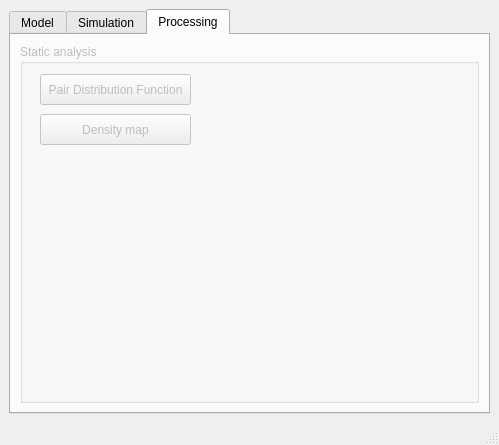
This is moldyn/ui/qt/mainwindow.ui in open-moldyn/moldyn as Qt 5 draws it before an edit. The edited form follows.
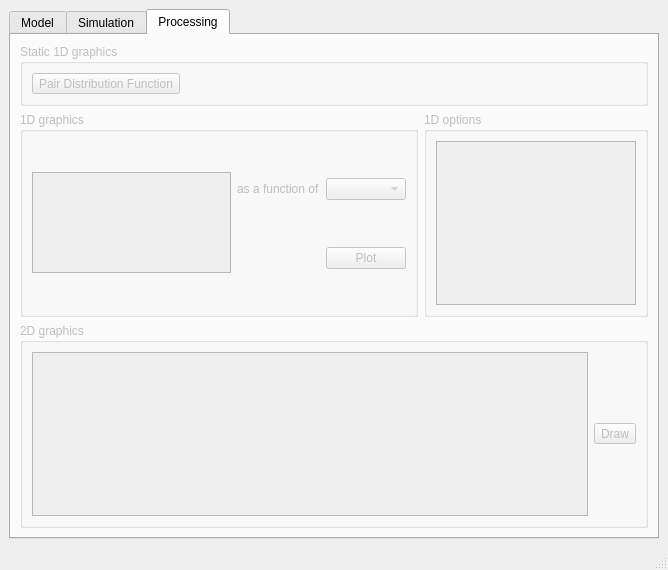
This is the edited form. The open tabs and pages were chosen to show the change.

Commit message: Sécurisation (faible) d'entrées dans l'UI

Patch:
```diff
--- a/moldyn/ui/qt/mainwindow.ui
+++ b/moldyn/ui/qt/mainwindow.ui
@@ -6,16 +6,16 @@
    <rect>
     <x>0</x>
     <y>0</y>
-    <width>499</width>
-    <height>445</height>
+    <width>668</width>
+    <height>570</height>
    </rect>
   </property>
   <property name="windowTitle">
    <string notr="true">OpenMoldyn</string>
   </property>
   <widget class="QWidget" name="centralwidget">
-   <layout class="QGridLayout" name="gridLayout">
-    <item row="0" column="1">
+   <layout class="QHBoxLayout" name="horizontalLayout_2">
+    <item>
      <widget class="QTabWidget" name="tabWidget">
       <property name="currentIndex">
        <number>0</number>
@@ -185,38 +185,81 @@
        <attribute name="title">
         <string>Processing</string>
        </attribute>
-       <layout class="QVBoxLayout" name="verticalLayout">
-        <item>
+       <layout class="QGridLayout" name="gridLayout_5">
+        <item row="1" column="0">
+         <widget class="QGroupBox" name="groupBox1d">
+          <property name="title">
+           <string>1D graphics</string>
+          </property>
+          <layout class="QGridLayout" name="gridLayout">
+           <item row="0" column="1">
+            <widget class="QLabel" name="label">
+             <property name="text">
+              <string>as a function of</string>
+             </property>
+            </widget>
+           </item>
+           <item row="0" column="2">
+            <widget class="QComboBox" name="lineComboW"/>
+           </item>
+           <item row="1" column="2">
+            <widget class="QPushButton" name="pushButton">
+             <property name="text">
+              <string>Plot</string>
+             </property>
+            </widget>
+           </item>
+           <item row="0" column="0" rowspan="2">
+            <widget class="QListWidget" name="lineListW"/>
+           </item>
+          </layout>
+         </widget>
+        </item>
+        <item row="1" column="1">
          <widget class="QGroupBox" name="groupBox_2">
           <property name="title">
-           <string>Static analysis</string>
+           <string>1D options</string>
           </property>
-          <widget class="QToolButton" name="PDFButton">
-           <property name="geometry">
-            <rect>
-             <x>20</x>
-             <y>30</y>
-             <width>151</width>
-             <height>31</height>
-            </rect>
-           </property>
-           <property name="text">
-            <string>Pair Distribution Function</string>
-           </property>
-          </widget>
-          <widget class="QToolButton" name="densityMapButton">
-           <property name="geometry">
-            <rect>
-             <x>20</x>
-             <y>70</y>
-             <width>151</width>
-             <height>31</height>
-            </rect>
-           </property>
-           <property name="text">
-            <string>Density map</string>
-           </property>
-          </widget>
+          <layout class="QHBoxLayout" name="horizontalLayout_4">
+           <item>
+            <widget class="QListWidget" name="listWidget"/>
+           </item>
+          </layout>
+         </widget>
+        </item>
+        <item row="0" column="0" colspan="2">
+         <widget class="QGroupBox" name="groupBox1d_stat">
+          <property name="title">
+           <string>Static 1D graphics</string>
+          </property>
+          <layout class="QFormLayout" name="formLayout_2">
+           <item row="0" column="0">
+            <widget class="QToolButton" name="PDFButton">
+             <property name="text">
+              <string>Pair Distribution Function</string>
+             </property>
+            </widget>
+           </item>
+          </layout>
+         </widget>
+        </item>
+        <item row="2" column="0" colspan="2">
+         <widget class="QGroupBox" name="groupBox2d">
+          <property name="title">
+           <string>2D graphics</string>
+          </property>
+          <layout class="QHBoxLayout" name="horizontalLayout_3">
+           <item>
+            <widget class="QListWidget" name="surfListW"/>
+           </item>
+           <item>
+            <widget class="QToolButton" name="densityMapButton">
+             <property name="text">
+              <string>Draw</string>
+             </property>
+            </widget>
+           </item>
+          </layout>
          </widget>
         </item>
        </layout>
```
Left out of the diff: 2 changed lines with no effect on the pictures. The commit also changes 6 other files.
